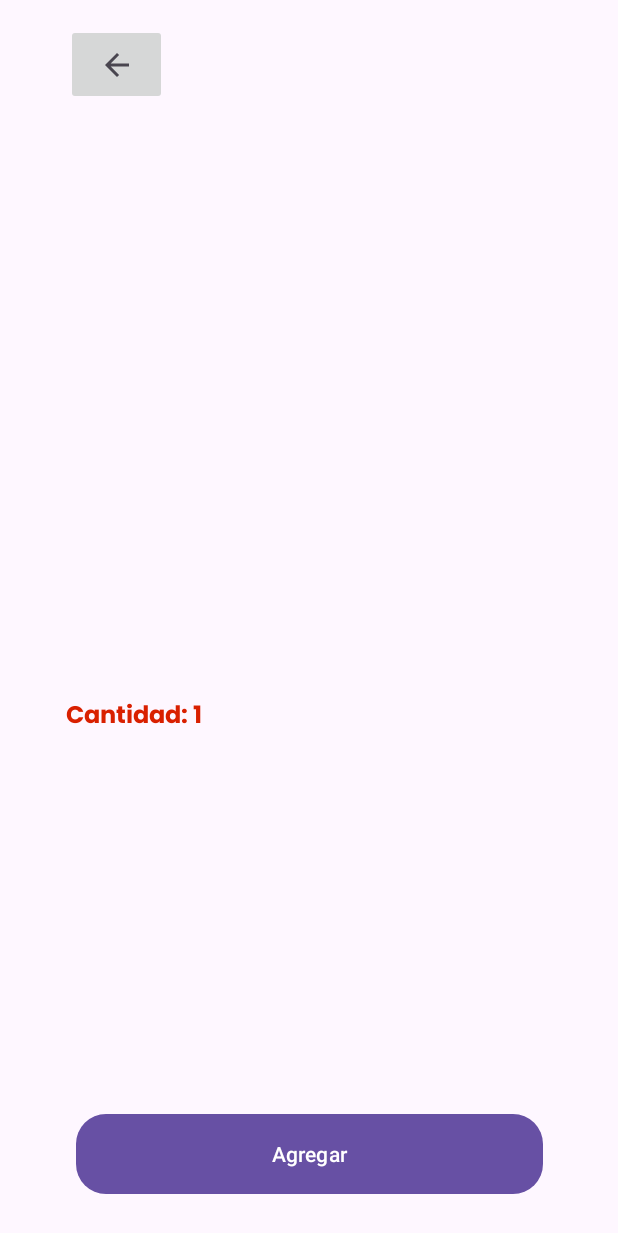
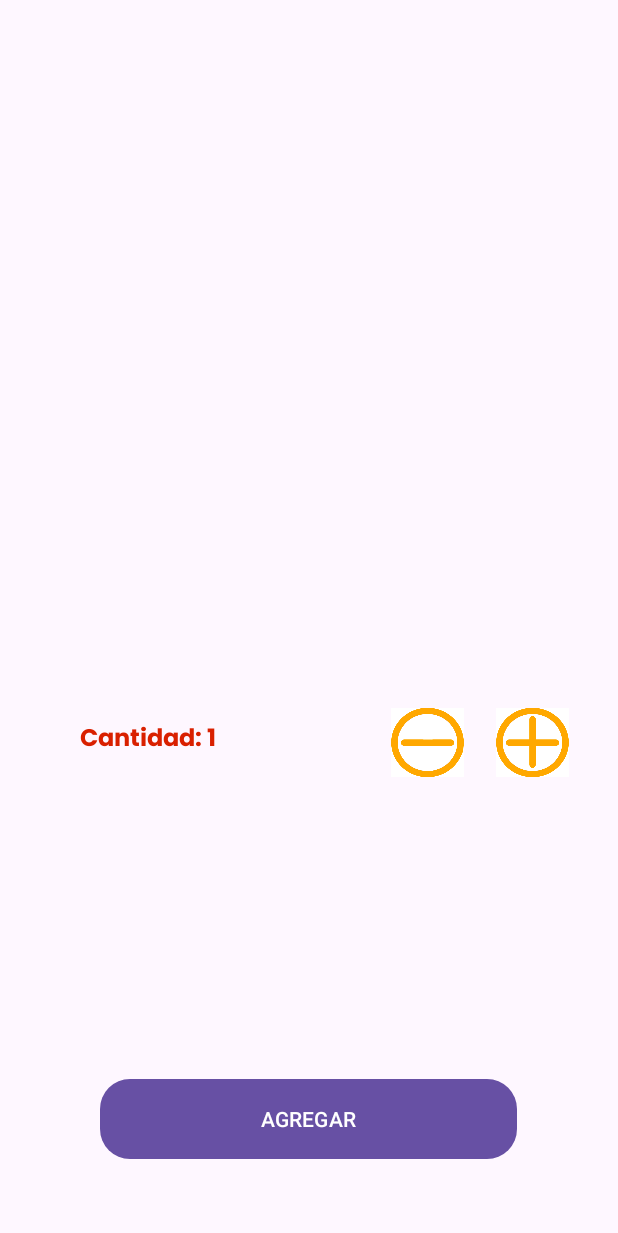
Before and after one commit to GamerMaik/Lista_de_Productos_Kotlin_Nativo, an Android app: the ProductDetailActivity screen opened directly, with no data from a screen before it, on a phone screen of 412 x 824 dp. Shown: the top 1233 px of the screen. Run offline under Robolectric (Android 15) with nearby library versions, the phone set to English and light mode, and no system bars.

Commit message:
Funcionalidad de botones aumenta y disminuir Cantidad Agregada

```diff
--- a/app/src/main/java/com/example/modulopedidospollossilver/ProductDetailActivity.kt
+++ b/app/src/main/java/com/example/modulopedidospollossilver/ProductDetailActivity.kt
@@ -2,14 +2,47 @@ package com.example.modulopedidospollossilver
 
 import androidx.appcompat.app.AppCompatActivity
 import android.os.Bundle
+import android.widget.Toast
 import com.example.modulopedidospollossilver.databinding.ActivityProductDetailBinding
 
 class ProductDetailActivity : AppCompatActivity() {
     private lateinit var binding: ActivityProductDetailBinding
+    private var cantidad = 1;
+    private var estado=false
     override fun onCreate(savedInstanceState: Bundle?) {
         super.onCreate(savedInstanceState)
         binding= ActivityProductDetailBinding.inflate(layoutInflater)
         setContentView(binding.root)
+        CargarDatos()
+        binding.textCantidadProduct.text= "Cantidad: $cantidad"
+        binding.BtnAgregar.setOnClickListener {
+            Toast.makeText(this,"Producto Agregado",Toast.LENGTH_SHORT).show()
+        }
+        binding.BtnMenos.setOnClickListener {
+            RestarCantidad()
+        }
+        binding.BtnMas.setOnClickListener {
+            SumarCantidad()
+        }
+
+    }
+    fun SumarCantidad(){
+        if (cantidad<5){
+            cantidad +=1
+            binding.textCantidadProduct.text= "Cantidad: $cantidad"
+        }else{
+            Toast.makeText(this,"Maxima cantidad del Producto",Toast.LENGTH_SHORT).show()
+        }
+    }
+    fun RestarCantidad(){
+        if (cantidad >1){
+            cantidad -=1
+            binding.textCantidadProduct.text= "Cantidad: $cantidad"
+        }else{
+            Toast.makeText(this,"Minima cantidad del Producto",Toast.LENGTH_SHORT).show()
+        }
+    }
+    fun CargarDatos(){
         val imgId = intent.getIntExtra("imgResID",0)
         val productName = intent.getStringExtra("productName")
         val productPrice = intent.getStringExtra("productPrice")
--- a/app/src/main/res/layout/activity_product_detail.xml
+++ b/app/src/main/res/layout/activity_product_detail.xml
@@ -8,20 +8,21 @@
 
     <ImageView
         android:id="@+id/ImgProduct"
-        android:layout_width="305dp"
-        android:layout_height="244dp"
-        android:layout_marginTop="72dp"
+        android:layout_width="411dp"
+        android:layout_height="259dp"
+        android:layout_marginTop="4dp"
+        android:scaleType="fitCenter"
         app:layout_constraintEnd_toEndOf="parent"
-        app:layout_constraintHorizontal_bias="0.424"
+        app:layout_constraintHorizontal_bias="0.111"
         app:layout_constraintStart_toStartOf="parent"
-        app:layout_constraintTop_toTopOf="parent"
+        app:layout_constraintTop_toTopOf="@+id/guideline4"
         app:srcCompat="@drawable/ic_launcher_background" />
 
     <TextView
         android:id="@+id/textNombreProducto"
-        android:layout_width="wrap_content"
-        android:layout_height="wrap_content"
-        android:layout_marginTop="28dp"
+        android:layout_width="230dp"
+        android:layout_height="42dp"
+        android:layout_marginTop="20dp"
         android:fontFamily="@font/poppins_bold"
         android:text="Pierna Entrepierna"
         android:textAlignment="textStart"
@@ -29,7 +30,7 @@
         android:textSize="24sp"
         android:textStyle="bold"
         app:layout_constraintEnd_toEndOf="parent"
-        app:layout_constraintHorizontal_bias="0.204"
+        app:layout_constraintHorizontal_bias="0.298"
         app:layout_constraintStart_toStartOf="parent"
         app:layout_constraintTop_toBottomOf="@+id/ImgProduct" />
 
@@ -39,51 +40,101 @@
         android:layout_height="wrap_content"
         android:layout_marginTop="20dp"
         android:fontFamily="@font/poppins_bold"
-        android:text="18Bs."
         android:textAlignment="textStart"
         android:textColor="#FF8801"
         android:textSize="24sp"
         android:textStyle="bold"
-        app:layout_constraintEnd_toEndOf="parent"
-        app:layout_constraintHorizontal_bias="0.127"
-        app:layout_constraintStart_toStartOf="parent"
+        app:layout_constraintEnd_toStartOf="@+id/guideline2"
+        app:layout_constraintHorizontal_bias="0.042"
+        app:layout_constraintStart_toStartOf="@+id/guideline3"
         app:layout_constraintTop_toBottomOf="@+id/textNombreProducto" />
 
     <TextView
         android:id="@+id/textCantidadProduct"
         android:layout_width="wrap_content"
         android:layout_height="wrap_content"
-        android:layout_marginStart="44dp"
-        android:layout_marginTop="16dp"
+        android:layout_marginTop="20dp"
         android:fontFamily="@font/poppins_bold"
-        android:text="Cantidad: 1"
+        android:text="@string/cantidad_1"
         android:textColor="#D92000"
         android:textSize="16sp"
-        app:layout_constraintBottom_toBottomOf="parent"
+        app:layout_constraintEnd_toStartOf="@+id/guideline2"
+        app:layout_constraintHorizontal_bias="0.05"
+        app:layout_constraintStart_toStartOf="@+id/guideline3"
+        app:layout_constraintTop_toBottomOf="@+id/textPriceProduct" />
+
+    <androidx.constraintlayout.widget.Guideline
+        android:id="@+id/guideline2"
+        android:layout_width="wrap_content"
+        android:layout_height="wrap_content"
+        android:orientation="vertical"
+        app:layout_constraintGuide_percent="0.9" />
+
+    <androidx.constraintlayout.widget.Guideline
+        android:id="@+id/guideline3"
+        android:layout_width="wrap_content"
+        android:layout_height="wrap_content"
+        android:orientation="vertical"
+        app:layout_constraintGuide_percent="0.1" />
+
+    <androidx.constraintlayout.widget.Guideline
+        android:id="@+id/guideline4"
+        android:layout_width="wrap_content"
+        android:layout_height="wrap_content"
+        android:orientation="horizontal"
+        app:layout_constraintGuide_begin="73dp" />
+
+    <androidx.constraintlayout.widget.Guideline
+        android:id="@+id/guideline5"
+        android:layout_width="wrap_content"
+        android:layout_height="wrap_content"
+        android:orientation="horizontal"
+        app:layout_constraintGuide_percent="0.95" />
+
+    <Button
+        android:id="@+id/BtnAgregar"
+        android:layout_width="278dp"
+        android:layout_height="53dp"
+        android:background="@drawable/rounded_button_background"
+        android:text="@string/agregar"
+        app:layout_constraintBottom_toTopOf="@+id/guideline5"
+        app:layout_constraintEnd_toEndOf="parent"
+        app:layout_constraintHorizontal_bias="0.496"
         app:layout_constraintStart_toStartOf="parent"
-        app:layout_constraintTop_toBottomOf="@+id/textPriceProduct"
-        app:layout_constraintVertical_bias="0.004" />
+        app:layout_constraintTop_toTopOf="@+id/guideline6"
+        app:layout_constraintVertical_bias="0.65" />
+
+    <androidx.constraintlayout.widget.Guideline
+        android:id="@+id/guideline6"
+        android:layout_width="wrap_content"
+        android:layout_height="wrap_content"
+        android:orientation="horizontal"
+        app:layout_constraintGuide_percent="0.85" />
 
     <ImageButton
-        android:id="@+id/BtnVolver"
-        android:layout_width="67dp"
-        android:layout_height="54dp"
-        android:layout_marginTop="16dp"
+        android:id="@+id/BtnMenos"
+        android:layout_width="50dp"
+        android:layout_height="50dp"
+        android:layout_marginStart="116dp"
+        android:layout_marginTop="72dp"
+        android:background="@android:color/transparent"
+        android:scaleType="fitCenter"
+        android:src="@drawable/btnmenos"
+        app:layout_constraintStart_toEndOf="@+id/textCantidadProduct"
+        app:layout_constraintTop_toBottomOf="@+id/textNombreProducto" />
+
+    <ImageButton
+        android:id="@+id/BtnMas"
+        android:layout_width="50dp"
+        android:layout_height="50dp"
+        android:layout_marginStart="20dp"
+        android:layout_marginTop="72dp"
+        android:background="@android:color/transparent"
+        android:scaleType="fitCenter"
+        android:src="@drawable/btnmas"
         app:layout_constraintEnd_toEndOf="parent"
-        app:layout_constraintHorizontal_bias="0.127"
-        app:layout_constraintStart_toStartOf="parent"
-        app:layout_constraintTop_toTopOf="parent"
-        app:srcCompat="?attr/actionModeCloseDrawable" />
-
-    <Button
-        android:id="@+id/button"
-        android:layout_width="311dp"
-        android:layout_height="53dp"
-        android:layout_marginBottom="28dp"
-        android:text="Agregar"
-        app:layout_constraintBottom_toBottomOf="parent"
-        app:layout_constraintEnd_toEndOf="parent"
-        app:layout_constraintStart_toStartOf="parent"
-        android:background="@drawable/rounded_button_background"/>
+        app:layout_constraintHorizontal_bias="0.0"
+        app:layout_constraintStart_toEndOf="@+id/BtnMenos"
+        app:layout_constraintTop_toBottomOf="@+id/textNombreProducto" />
 
 </androidx.constraintlayout.widget.ConstraintLayout>
--- a/app/src/main/res/values/strings.xml
+++ b/app/src/main/res/values/strings.xml
@@ -1,3 +1,5 @@
 <resources>
     <string name="app_name">ModuloPedidosPollosSilver</string>
+    <string name="agregar">AGREGAR</string>
+    <string name="cantidad_1">Cantidad:</string>
 </resources>
```
Also changed, not shown: app/src/main/res/drawable/btnmas.png (added), app/src/main/res/drawable/btnmenos.png (added).
